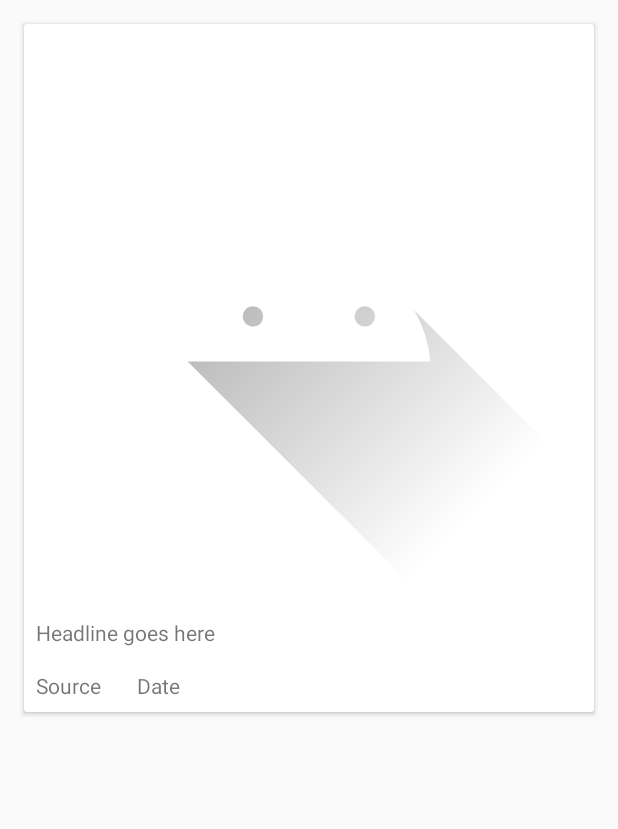
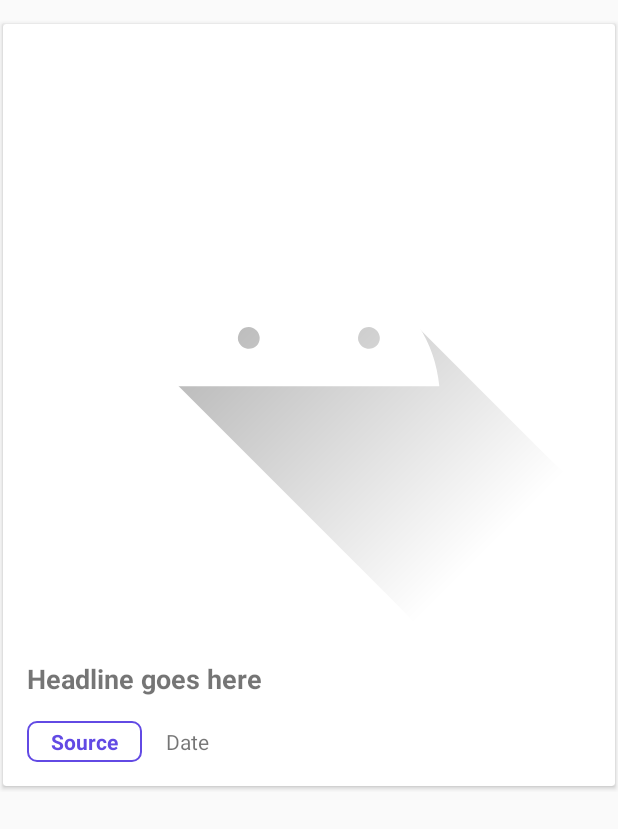
Before and after one commit to roysailor/android_mvvm_sample, an Android app: the layout list_item_article_view_holder.xml on its own in the app's theme, with its tools: preview values and no code run, on a phone screen of 412 x 824 dp. Shown: the top 829 px of the screen. Run offline under Robolectric (Android 15) with nearby library versions, the phone set to English and light mode, and no system bars; network calls fail.

```diff
--- a/app/src/main/AndroidManifest.xml
+++ b/app/src/main/AndroidManifest.xml
@@ -8,7 +8,7 @@
         android:allowBackup="true"
         android:icon="@mipmap/ic_launcher"
         android:label="@string/app_name"
-        android:roundIcon="@mipmap/ic_launcher_round"
+        android:roundIcon="@mipmap/ic_launcher"
         android:supportsRtl="true"
         android:theme="@style/AppTheme">
         <activity android:name=".home.view.activities.MainActivity">
--- /dev/null
+++ b/app/src/main/res/drawable/rounded_corner.xml
@@ -0,0 +1,16 @@
+<?xml version="1.0" encoding="utf-8"?>
+<shape xmlns:android="http://schemas.android.com/apk/res/android" >
+
+    <stroke
+        android:width="1dp"
+        android:color="#624AE4" />
+
+    <padding
+        android:left="2dp"
+        android:right="2dp"
+        android:bottom="2dp"
+        android:top="2dp" />
+
+    <corners android:radius="6dp" />
+
+</shape>
--- a/app/src/main/res/layout/list_item_article_view_holder.xml
+++ b/app/src/main/res/layout/list_item_article_view_holder.xml
@@ -9,9 +9,9 @@
         android:id="@+id/cvArticle"
         android:layout_width="0dp"
         android:layout_height="wrap_content"
-        android:layout_marginStart="16dp"
+        android:layout_marginStart="2dp"
         android:layout_marginTop="16dp"
-        android:layout_marginEnd="16dp"
+        android:layout_marginEnd="2dp"
         android:layout_marginBottom="4dp"
         android:paddingBottom="8dp"
         app:cardElevation="2dp"
@@ -40,10 +40,12 @@
                 android:id="@+id/tvHeadline"
                 android:layout_width="match_parent"
                 android:layout_height="wrap_content"
-                android:layout_marginStart="8dp"
+                android:layout_marginStart="16dp"
                 android:layout_marginTop="16dp"
-                android:layout_marginEnd="8dp"
+                android:layout_marginEnd="16dp"
                 android:text="@string/headline_goes_here"
+                android:textSize="18sp"
+                android:textStyle="bold"
                 app:layout_constraintEnd_toEndOf="parent"
                 app:layout_constraintStart_toStartOf="parent"
                 app:layout_constraintTop_toBottomOf="@+id/ivArticle" />
@@ -52,10 +54,17 @@
                 android:id="@+id/tvSource"
                 android:layout_width="wrap_content"
                 android:layout_height="wrap_content"
-                android:layout_marginStart="8dp"
+                android:layout_marginStart="16dp"
                 android:layout_marginTop="16dp"
-                android:layout_marginBottom="8dp"
+                android:layout_marginBottom="16dp"
+                android:background="@drawable/rounded_corner"
+                android:padding=" 4dp"
+                android:paddingStart="16dp"
+                android:paddingEnd="16dp"
+                android:shadowColor="#FFFFFF"
                 android:text="Source"
+                android:textColor="#624AE4"
+                android:textStyle="bold"
                 app:layout_constraintBottom_toBottomOf="parent"
                 app:layout_constraintStart_toStartOf="parent"
                 app:layout_constraintTop_toBottomOf="@+id/tvHeadline" />
@@ -64,9 +73,9 @@
                 android:id="@+id/tvDate"
                 android:layout_width="wrap_content"
                 android:layout_height="wrap_content"
-                android:layout_marginStart="24dp"
+                android:layout_marginStart="16dp"
                 android:layout_marginTop="16dp"
-                android:layout_marginBottom="8dp"
+                android:layout_marginBottom="16dp"
                 android:text="Date"
                 app:layout_constraintBottom_toBottomOf="parent"
                 app:layout_constraintStart_toEndOf="@+id/tvSource"
--- a/app/src/main/res/mipmap-anydpi-v26/ic_launcher.xml
+++ /dev/null
@@ -1,5 +0,0 @@
-<?xml version="1.0" encoding="utf-8"?>
-<adaptive-icon xmlns:android="http://schemas.android.com/apk/res/android">
-    <background android:drawable="@drawable/ic_launcher_background" />
-    <foreground android:drawable="@drawable/ic_launcher_foreground" />
-</adaptive-icon>
--- a/app/src/main/res/mipmap-anydpi-v26/ic_launcher_round.xml
+++ /dev/null
@@ -1,5 +0,0 @@
-<?xml version="1.0" encoding="utf-8"?>
-<adaptive-icon xmlns:android="http://schemas.android.com/apk/res/android">
-    <background android:drawable="@drawable/ic_launcher_background" />
-    <foreground android:drawable="@drawable/ic_launcher_foreground" />
-</adaptive-icon>
```
Also changed, not shown: app/src/main/java/com/medleyone/news/home/view/adapters/ArticleListAdapter.kt (+7 -1 lines), app/src/main/res/layout/activity_home.xml (+5 -2 lines), app/src/main/res/mipmap-hdpi/ic_launcher.png, app/src/main/res/mipmap-hdpi/ic_launcher_round.png (deleted), app/src/main/res/mipmap-mdpi/ic_launcher.png, app/src/main/res/mipmap-mdpi/ic_launcher_round.png (deleted), app/src/main/res/mipmap-xhdpi/ic_launcher.png, app/src/main/res/mipmap-xhdpi/ic_launcher_round.png (deleted), app/src/main/res/mipmap-xxhdpi/ic_launcher.png, app/src/main/res/mipmap-xxhdpi/ic_launcher_round.png (deleted), app/src/main/res/mipmap-xxxhdpi/ic_launcher.png, app/src/main/res/mipmap-xxxhdpi/ic_launcher_round.png (deleted).
